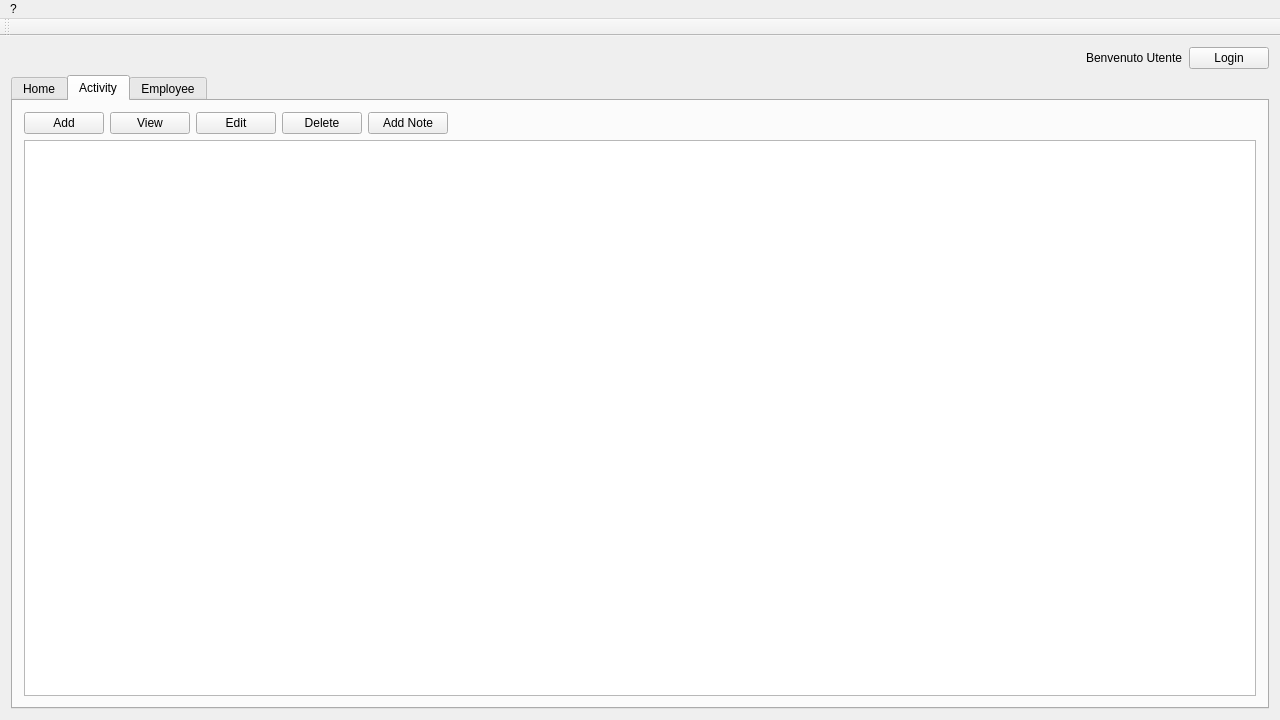
Old version of the form mainwindow.ui in the repository warcomeb/labortool.
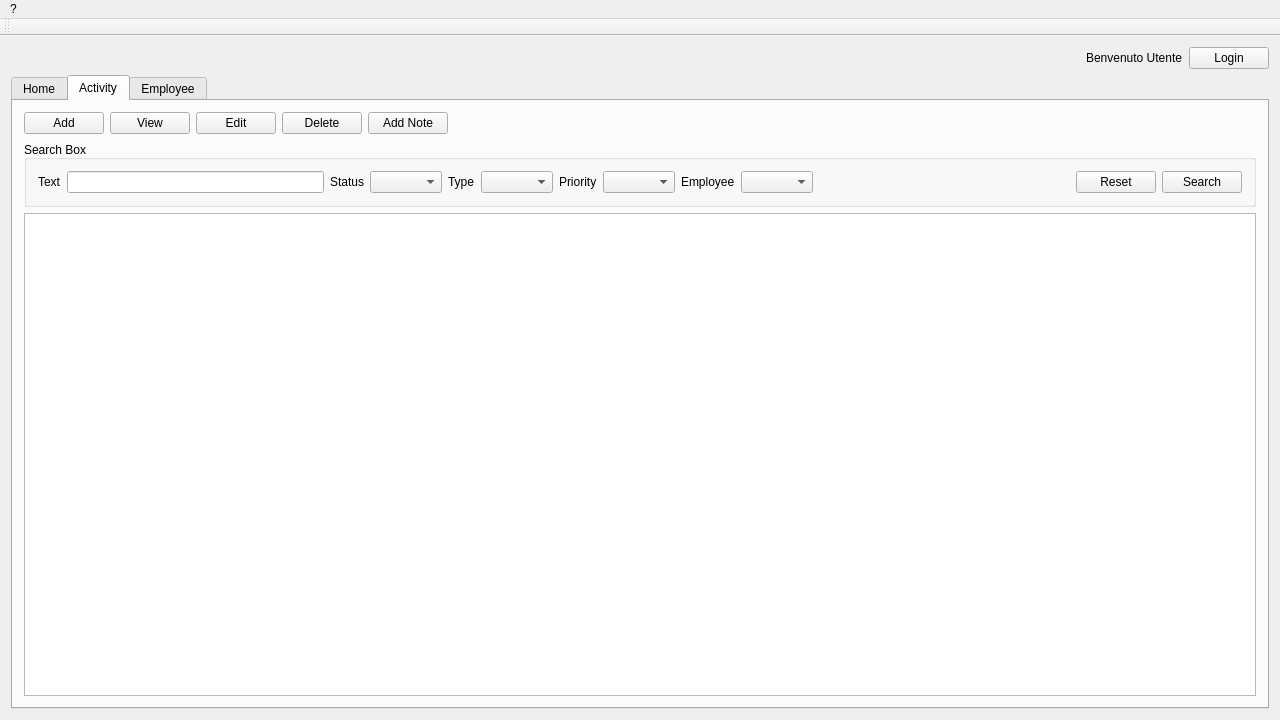
New version of the form. The open tabs and pages were chosen to show the change.

Commit message: Implementata la parte grafica della ricerca nelle attivita'.

```diff
--- a/mainwindow.ui
+++ b/mainwindow.ui
@@ -119,6 +119,101 @@
           </item>
          </layout>
         </item>
+        <item>
+         <widget class="QGroupBox" name="groupBox">
+          <property name="title">
+           <string>Search Box</string>
+          </property>
+          <property name="alignment">
+           <set>Qt::AlignBottom|Qt::AlignLeading|Qt::AlignLeft</set>
+          </property>
+          <property name="flat">
+           <bool>false</bool>
+          </property>
+          <property name="checkable">
+           <bool>false</bool>
+          </property>
+          <layout class="QHBoxLayout" name="horizontalLayout_4">
+           <item>
+            <widget class="QLabel" name="searchActivityTextLabel">
+             <property name="text">
+              <string>Text</string>
+             </property>
+            </widget>
+           </item>
+           <item>
+            <widget class="QLineEdit" name="searchActivityText"/>
+           </item>
+           <item>
+            <widget class="QLabel" name="searchActivityStatusLabel">
+             <property name="text">
+              <string>Status</string>
+             </property>
+            </widget>
+           </item>
+           <item>
+            <widget class="QComboBox" name="searchActivityStatusCombobox"/>
+           </item>
+           <item>
+            <widget class="QLabel" name="searchActivityTypeLabel">
+             <property name="text">
+              <string>Type</string>
+             </property>
+            </widget>
+           </item>
+           <item>
+            <widget class="QComboBox" name="searchActivityTypeCombobox"/>
+           </item>
+           <item>
+            <widget class="QLabel" name="searchActivityPriorityLabel">
+             <property name="text">
+              <string>Priority</string>
+             </property>
+            </widget>
+           </item>
+           <item>
+            <widget class="QComboBox" name="searchActivityPrioriryCombobox"/>
+           </item>
+           <item>
+            <widget class="QLabel" name="searchActivityEmployeeLabel">
+             <property name="text">
+              <string>Employee</string>
+             </property>
+            </widget>
+           </item>
+           <item>
+            <widget class="QComboBox" name="searchActivityEmployeeCombobox"/>
+           </item>
+           <item>
+            <spacer name="horizontalSpacer_5">
+             <property name="orientation">
+              <enum>Qt::Horizontal</enum>
+             </property>
+             <property name="sizeHint" stdset="0">
+              <size>
+               <width>40</width>
+               <height>20</height>
+              </size>
+             </property>
+            </spacer>
+           </item>
+           <item>
+            <widget class="QPushButton" name="searchActivityResetButton">
+             <property name="text">
+              <string>Reset</string>
+             </property>
+            </widget>
+           </item>
+           <item>
+            <widget class="QPushButton" name="searchActivitytButton">
+             <property name="text">
+              <string>Search</string>
+             </property>
+            </widget>
+           </item>
+          </layout>
+         </widget>
+        </item>
         <item>
          <widget class="QTableView" name="activityTable">
           <property name="editTriggers">
```
Left out of the diff: 2 changed lines with no effect on the pictures. The commit also changes 1 other file.
